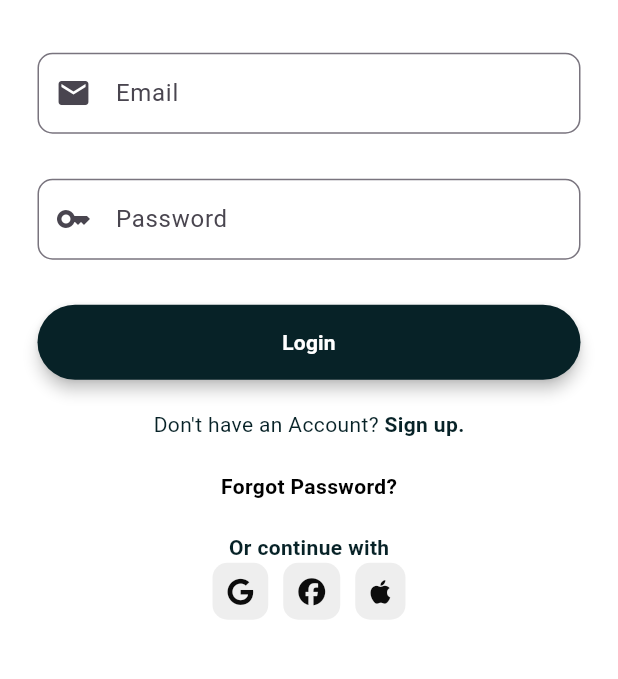
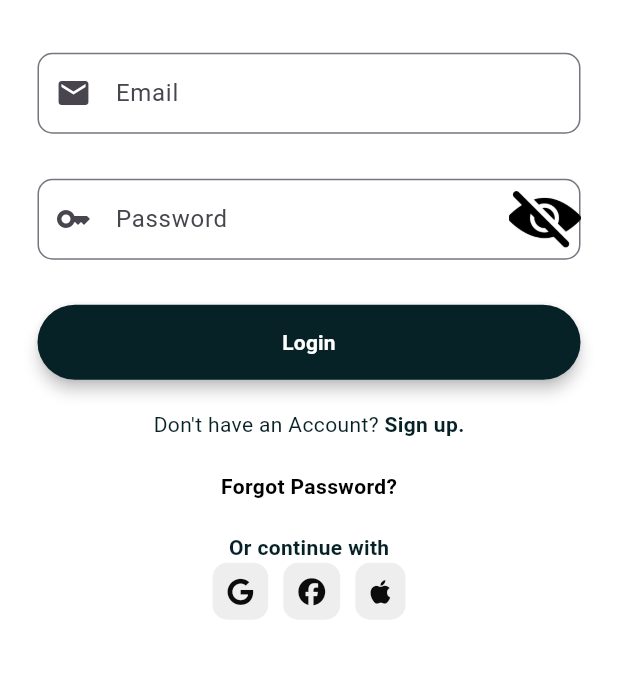
Before and after one commit to SivuziweNogubha/TravelMate, a Flutter app: the screen it shows after launch, on a phone screen of 412 x 824 dp, the part 443-1122 px from its top. Run offline on Flutter 3.47's test engine with Material 3 defaults, Android fonts, the phone set to English and light mode, and no system bars; our stand-ins replace cloud_firestore, datetime_picker_formfield, firebase_auth, firebase_core, firebase_storage, flutter_dotenv and 11 more; missing offline and left inert: firebase_ui_auth, flutter_polyline_points; accounts and stored records are empty; Roboto replaces fonts that are missing (Aeonik).

Commit message:
added more functionality and improved gui

```diff
--- a/lib/pages/onboarding/login_screen.dart
+++ b/lib/pages/onboarding/login_screen.dart
@@ -34,6 +34,7 @@ class _LoginScreenState extends State<login_screen> with SingleTickerProviderSta
 
   bool _isLoading = false;
   late AnimationController _loadingController;
+  bool _obscureText = true;
 
   @override
   void initState() {
@@ -158,9 +159,33 @@ class _LoginScreenState extends State<login_screen> with SingleTickerProviderSta
     );
 
     final passwordFields = TextFormField(
+      // autofocus: false,
+      // controller: passwordController,
+      // obscureText: true,
+      // validator: (value) {
+      //   RegExp regex = RegExp(r'^.{6,}$');
+      //   if (value!.isEmpty) {
+      //     return ("Password is required for Login");
+      //   }
+      //   if (!regex.hasMatch(value)) {
+      //     return ("Password is Invalid!!!");
+      //   }
+      // },
+      // onSaved: (value) {
+      //   passwordController.text = value!;
+      // },
+      // textInputAction: TextInputAction.done,
+      // decoration: InputDecoration(
+      //   prefixIcon: Icon(Icons.key),
+      //   contentPadding: EdgeInsets.fromLTRB(20, 15, 20, 15),
+      //   hintText: "Password",
+      //   border: OutlineInputBorder(
+      //     borderRadius: BorderRadius.circular(10),
+      //   ),
+      // ),
       autofocus: false,
       controller: passwordController,
-      obscureText: true,
+      obscureText: _obscureText,
       validator: (value) {
         RegExp regex = RegExp(r'^.{6,}$');
         if (value!.isEmpty) {
@@ -169,17 +194,28 @@ class _LoginScreenState extends State<login_screen> with SingleTickerProviderSta
         if (!regex.hasMatch(value)) {
           return ("Password is Invalid!!!");
         }
+        return null;
       },
       onSaved: (value) {
         passwordController.text = value!;
       },
       textInputAction: TextInputAction.done,
       decoration: InputDecoration(
-        prefixIcon: Icon(Icons.key),
-        contentPadding: EdgeInsets.fromLTRB(20, 15, 20, 15),
+        prefixIcon: const Icon(Icons.key),
+        contentPadding: const EdgeInsets.fromLTRB(20, 15, 20, 15),
         hintText: "Password",
         border: OutlineInputBorder(
           borderRadius: BorderRadius.circular(10),
+        ),
+        suffixIcon: GestureDetector(
+          onTap: () {
+            setState(() {
+              _obscureText = !_obscureText;
+            });
+          },
+          child: _obscureText
+              ? Image.asset('assets/icons/hide.png', width: 15, height: 15)
+              : Image.asset('assets/icons/see.png', width: 15, height: 15),
         ),
       ),
     );
--- a/pubspec.yaml
+++ b/pubspec.yaml
@@ -101,6 +101,10 @@ flutter:
     - assets/back.png
     - assets/profile.png
     - assets/icons/edit.png
+    - assets/icons/see.png
+    - assets/icons/hide.png
+    - assets/icons/seats.png
+    - assets/icons/date_time.png
     - assets/icons/delete.png
     - assets/icons/TravelMate.png
     - assets/icons/logout.svg
```
Also changed, not shown: lib/pages/find_ride/find_ride.dart (+0 -26 lines), lib/pages/offer_ride/offer_ride.dart (+10 -2 lines), lib/repository/lifts_repository.dart (+6 -4 lines), assets/icons/date_time.png (added), assets/icons/hide.png (added), assets/icons/seats.png (added), assets/icons/see.png (added).
